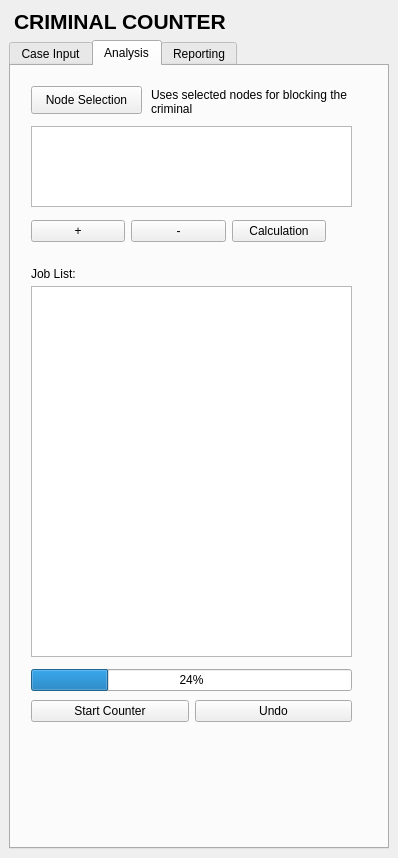
Before: the Qt Designer form criminal_counter/criminal_counter_dockwidget_base.ui in DaveyOldenburg/2017_Group6_Criminal_Counter, drawn with Qt 5.
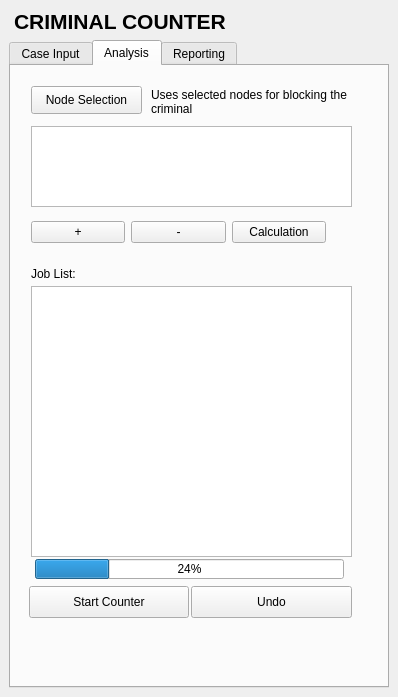
After: the same form once the commit is applied. The open tabs and pages were chosen to show the change. Icons and pictures are not drawn.

```diff
--- a/criminal_counter/criminal_counter_dockwidget_base.ui
+++ b/criminal_counter/criminal_counter_dockwidget_base.ui
@@ -7,7 +7,7 @@
     <x>0</x>
     <y>0</y>
     <width>398</width>
-    <height>858</height>
+    <height>697</height>
    </rect>
   </property>
   <property name="windowTitle">
@@ -240,7 +240,7 @@
           <x>20</x>
           <y>220</y>
           <width>321</width>
-          <height>371</height>
+          <height>271</height>
          </rect>
         </property>
        </widget>
@@ -250,7 +250,7 @@
           <x>20</x>
           <y>150</y>
           <width>295</width>
-          <height>31</height>
+          <height>32</height>
          </rect>
         </property>
         <layout class="QHBoxLayout" name="horizontalLayout_2">
@@ -305,34 +305,51 @@
         <property name="geometry">
          <rect>
           <x>20</x>
-          <y>600</y>
+          <y>490</y>
           <width>321</width>
-          <height>61</height>
+          <height>66</height>
          </rect>
         </property>
-        <layout class="QGridLayout" name="gridLayout_3">
-         <item row="1" column="0">
-          <widget class="QPushButton" name="button_StartCounter">
-           <property name="text">
-            <string>Start Counter</string>
-           </property>
-          </widget>
-         </item>
-         <item row="1" column="1">
-          <widget class="QPushButton" name="button_undo">
-           <property name="text">
-            <string>Undo</string>
-           </property>
-          </widget>
-         </item>
-         <item row="0" column="0" colspan="2">
-          <widget class="QProgressBar" name="progress_job">
-           <property name="value">
-            <number>24</number>
-           </property>
-          </widget>
-         </item>
-        </layout>
+        <layout class="QGridLayout" name="gridLayout_3"/>
+       </widget>
+       <widget class="QPushButton" name="button_undo">
+        <property name="geometry">
+         <rect>
+          <x>180</x>
+          <y>520</y>
+          <width>161</width>
+          <height>32</height>
+         </rect>
+        </property>
+        <property name="text">
+         <string>Undo</string>
+        </property>
+       </widget>
+       <widget class="QProgressBar" name="progress_job">
+        <property name="geometry">
+         <rect>
+          <x>24</x>
+          <y>493</y>
+          <width>309</width>
+          <height>20</height>
+         </rect>
+        </property>
+        <property name="value">
+         <number>24</number>
+        </property>
+       </widget>
+       <widget class="QPushButton" name="button_StartCounter">
+        <property name="geometry">
+         <rect>
+          <x>18</x>
+          <y>520</y>
+          <width>160</width>
+          <height>32</height>
+         </rect>
+        </property>
+        <property name="text">
+         <string>Start Counter</string>
+        </property>
        </widget>
       </widget>
       <widget class="QWidget" name="tab_Reporting_2">
```
Left out of the diff: 39 changed lines with no effect on the pictures.
